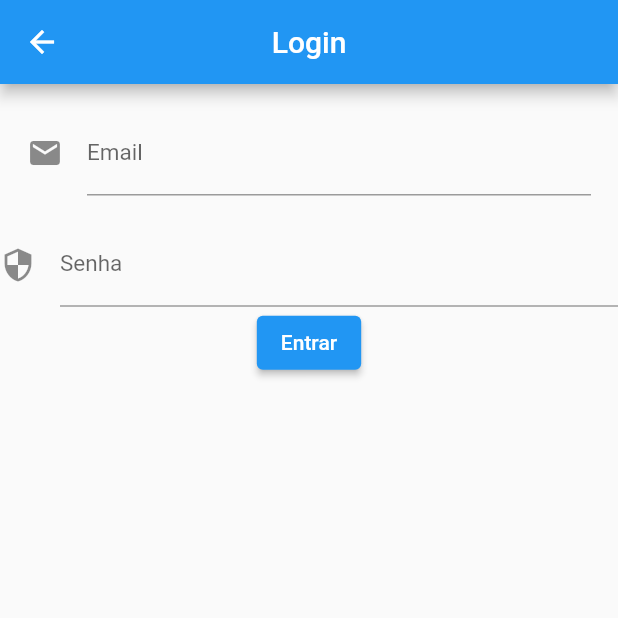
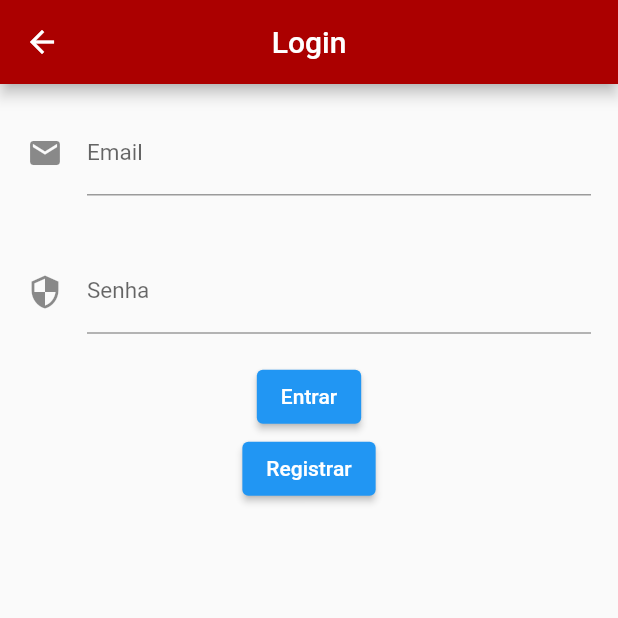
Before and after one commit to Lacivitaa/flutter_helptonic, a Flutter app: the LoginScreen screen opened directly, after a tap on "Entrar", on a phone screen of 412 x 824 dp, the top half of it. Run offline on Flutter 3.47's test engine with Material 2 defaults, Android fonts, the phone set to English and light mode, and no system bars; our stand-ins replace flutter_svg, google_fonts, image_picker; missing offline and left inert: ff_navigation_bar; Roboto replaces fonts that are missing (Coda).

Commit message:
Access to register and login (refactoring)

```diff
--- a/lib/features/app_bar.dart
+++ b/lib/features/app_bar.dart
@@ -4,5 +4,6 @@ AppBar buildAppBar(String title){
   return AppBar(
     title: Text(title),
     centerTitle: true,
+    backgroundColor: Color(0xFFab0000),
   );
 }
--- a/lib/pages/first_page.dart
+++ b/lib/pages/first_page.dart
@@ -5,6 +5,7 @@ import 'package:flutter/cupertino.dart';
 import 'package:flutter/material.dart';
 import 'package:flutter_ftt/features/side_bar.dart';
 import 'package:flutter_ftt/features/single_child.dart';
+import 'package:flutter_ftt/pages/login_page.dart';
 import 'package:image_picker/image_picker.dart';
 
 import '../main.dart';
--- a/lib/pages/login_page.dart
+++ b/lib/pages/login_page.dart
@@ -1,12 +1,12 @@
 import 'package:flutter/cupertino.dart';
 import 'package:flutter/material.dart';
 import 'package:flutter_ftt/features/app_bar.dart';
+import 'package:flutter_ftt/pages/register_page.dart';
 import 'package:google_fonts/google_fonts.dart';
 
 class LoginScreen extends StatelessWidget {
   @override
   Widget build(BuildContext context) {
-
     final TextEditingController _controllerEmail = TextEditingController();
     final TextEditingController _controllerPassword = TextEditingController();
 
@@ -14,43 +14,59 @@ class LoginScreen extends StatelessWidget {
       appBar: buildAppBar("Login"),
       body: Column(
         children: [
-          Padding(
-            padding: const EdgeInsets.all(18.0),
-            child: TextField(
-              controller: _controllerEmail,
-              style: GoogleFonts.coda(color: Colors.black, fontSize: 15),
-              decoration:
-                  InputDecoration(labelText: "Email", icon: Icon(Icons.email)),
-              keyboardType: TextInputType.text,
-            ),
-          ),
-          TextField(
-            controller: _controllerPassword,
-            style: GoogleFonts.coda(color: Colors.black, fontSize: 15),
-            obscureText: true,
-            decoration:
-                InputDecoration(labelText: "Senha", icon: Icon(Icons.security)),
-            keyboardType: TextInputType.text,
-          ),
+          Editor(_controllerEmail, "Email", Icons.email),
+          Editor(_controllerPassword, "Senha", Icons.security),
           ElevatedButton(
             child: Text("Entrar"),
             onPressed: () {
-              final String email = _controllerEmail.text;
-              final String password = _controllerPassword.text;
-
-              if (email != null && password!=null){
-
-              }
-              else if(email == null){
-                _controllerEmail.clear();
-              }
-              else if(password == null){
-                _controllerPassword.clear();
-              }
+              createLogin(_controllerEmail, _controllerPassword);
+            },
+          ),
+          ElevatedButton(
+            child: Text("Registrar"),
+            onPressed: () {
+              Navigator.push(context, MaterialPageRoute(builder: (context){
+                return RegisterScreen();
+              } ));
             },
           )
         ],
       ),
     );
   }
+
+  void createLogin(TextEditingController _controllerEmail, TextEditingController _controllerPassword) {
+    final String email = _controllerEmail.text;
+    final String password = _controllerPassword.text;
+
+    if (email != null && password != null) {
+    } else if (email == null) {
+      _controllerEmail.clear();
+    } else if (password == null) {
+      _controllerPassword.clear();
+    }
+  }
 }
+
+class Editor extends StatelessWidget {
+
+  final TextEditingController _controller;
+  final String _rotulo;
+  final IconData _icon;
+
+  Editor(this._controller,this._rotulo, this._icon);
+
+  @override
+  Widget build(BuildContext context) {
+    return Padding(
+      padding: const EdgeInsets.all(18.0),
+      child: TextField(
+        controller: _controller,
+        style: GoogleFonts.coda(color: Colors.black, fontSize: 15),
+        decoration:
+            InputDecoration(labelText: _rotulo, icon: Icon(_icon)),
+        keyboardType: TextInputType.text,
+      ),
+    );
+  }
+}
--- a/lib/pages/register_page.dart
+++ b/lib/pages/register_page.dart
@@ -3,7 +3,7 @@ import 'package:flutter/material.dart';
 import 'package:flutter_ftt/features/app_bar.dart';
 import 'package:google_fonts/google_fonts.dart';
 
-class LoginScreen extends StatelessWidget {
+class RegisterScreen extends StatelessWidget {
   @override
   Widget build(BuildContext context) {
     final TextEditingController _controllerEmail = TextEditingController();
```
Also changed, not shown: lib/features/side_bar.dart (+8 -9 lines).
